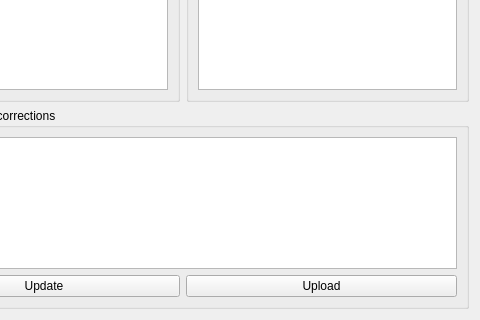
This is madgui/correct/mgm_dialog.ui in hibtc/madgui as Qt 5 draws it before an edit; both pictures show x 115 to 595 and y 81 to 401 of the 595 by 401 pixel window. The edited form follows.
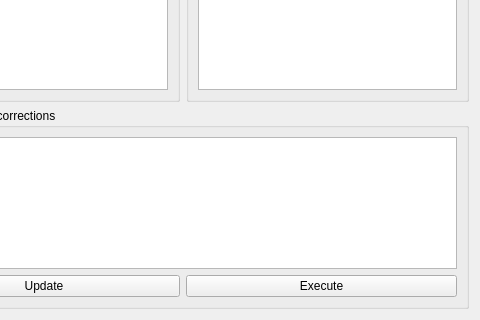
This is the edited form. Custom widgets are drawn as their Qt base class.

Commit message: Fix two UI strings

```diff
--- a/madgui/correct/mgm_dialog.ui
+++ b/madgui/correct/mgm_dialog.ui
@@ -63,7 +63,7 @@
         <item>
          <widget class="QPushButton" name="execute_corrections">
           <property name="text">
-           <string>Upload</string>
+           <string>Execute</string>
           </property>
          </widget>
         </item>
```
Left out of the diff: 2 changed lines with no effect on the pictures.
